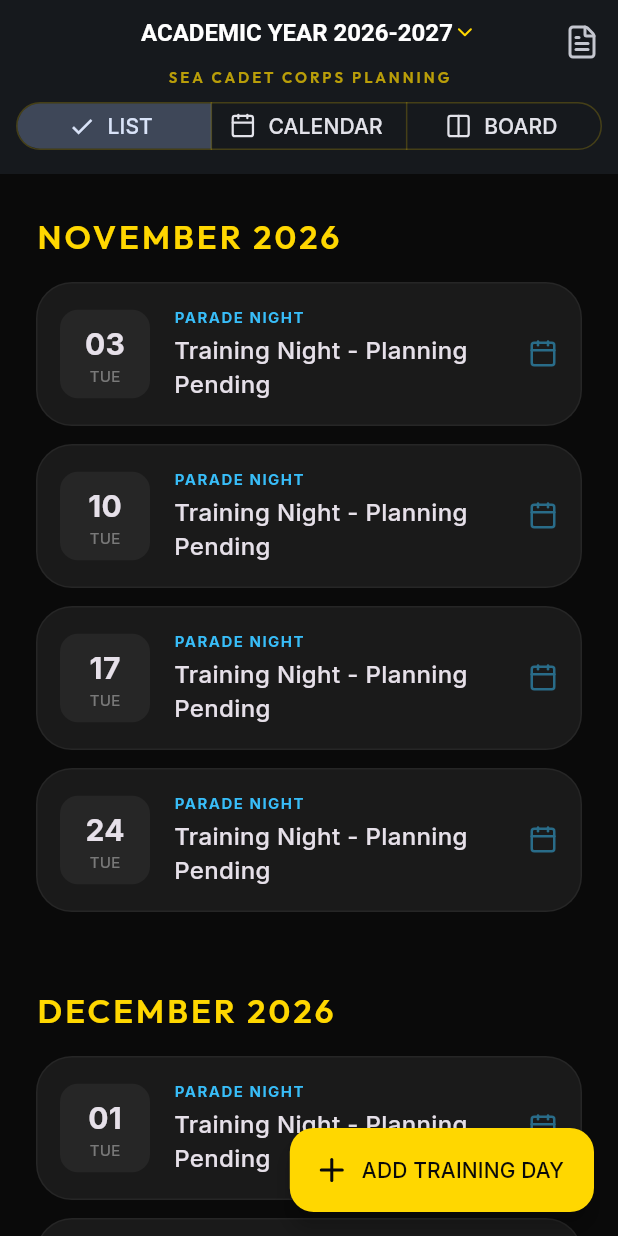
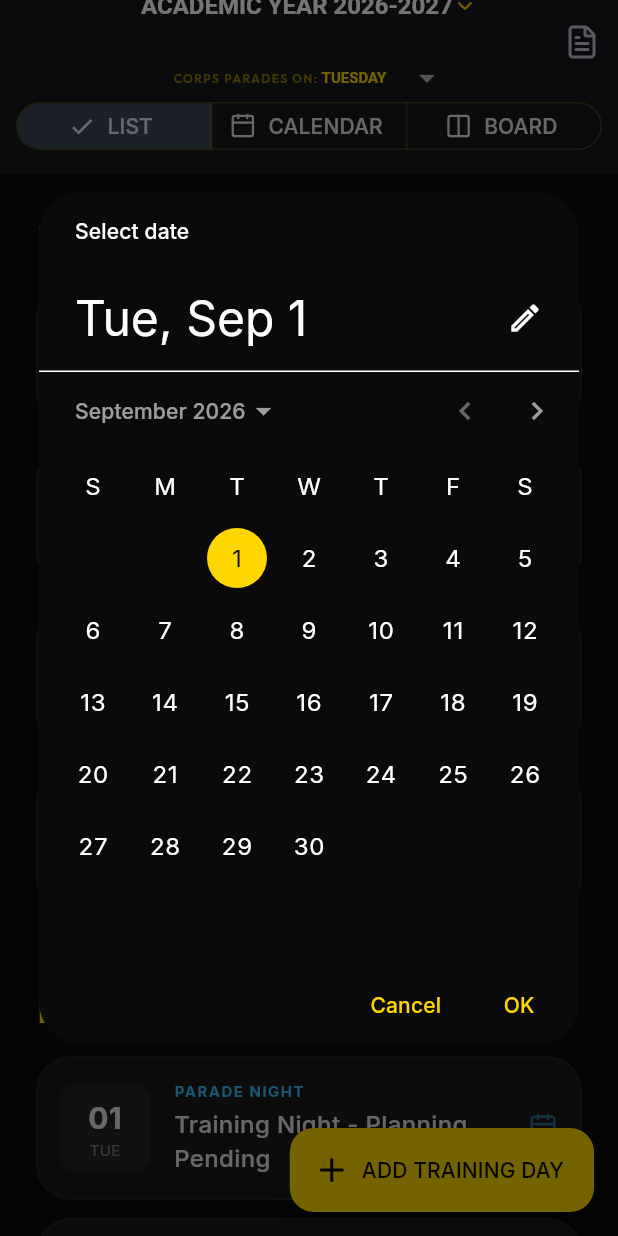
Before and after one commit to jonh2oman/training-officer-tool, a Flutter app: the screen it shows after launch, scrolled down 1152 dp, after a tap on "ADD TRAINING DAY", on a phone screen of 412 x 824 dp. Run offline on Flutter 3.47's test engine with Material 3 defaults, Android fonts, the phone set to English and light mode, and no system bars; our stand-ins replace flutter_riverpod, go_router, google_fonts, lucide_icons, pdf, printing and 1 more.

Commit message:
Feature: Parade Day Selection, Ad-Hoc Days, PDF Export, and Navigation Fix

```diff
--- a/lib/src/features/calendar/application/training_controller.dart
+++ b/lib/src/features/calendar/application/training_controller.dart
@@ -5,22 +5,26 @@ import 'training_storage.dart';
 class TrainingState {
   final List<TrainingSession> sessions;
   final int academicYear;
+  final int paradeWeekday; // 1 = Monday, 7 = Sunday
   final bool isLoading;
 
   TrainingState({
     this.sessions = const [],
     this.academicYear = 2026,
+    this.paradeWeekday = 2, // Default to Tuesday
     this.isLoading = false,
   });
 
   TrainingState copyWith({
     List<TrainingSession>? sessions,
     int? academicYear,
+    int? paradeWeekday,
     bool? isLoading,
   }) {
     return TrainingState(
       sessions: sessions ?? this.sessions,
       academicYear: academicYear ?? this.academicYear,
+      paradeWeekday: paradeWeekday ?? this.paradeWeekday,
       isLoading: isLoading ?? this.isLoading,
     );
   }
@@ -36,16 +40,22 @@ class TrainingController extends StateNotifier<TrainingState> {
     final savedSessions = await TrainingStorage.loadSessions();
 
     if (savedSessions != null && savedSessions.isNotEmpty) {
-      // Find the most recent year from saved sessions or stick to 2026
-      final year = savedSessions.first.date.month >= 9 ? savedSessions.first.date.year : savedSessions.first.date.year - 1;
-      state = state.copyWith(sessions: savedSessions, academicYear: year, isLoading: false);
+      // Find the most recent year and weekday from saved sessions
+      final first = savedSessions.first;
+      final year = first.date.month >= 9 ? first.date.year : first.date.year - 1;
+      state = state.copyWith(
+        sessions: savedSessions,
+        academicYear: year,
+        paradeWeekday: first.date.weekday,
+        isLoading: false,
+      );
     } else {
-      _initializeYear(state.academicYear);
+      _initializeYear(state.academicYear, state.paradeWeekday);
       state = state.copyWith(isLoading: false);
     }
   }
 
-  void _initializeYear(int startYear) {
+  void _initializeYear(int startYear, int weekday) {
     final startDate = DateTime(startYear, 9, 1);
     final endDate = DateTime(startYear + 1, 6, 30);
 
@@ -53,18 +63,29 @@ class TrainingController extends StateNotifier<TrainingState> {
     DateTime current = startDate;
 
     while (current.isBefore(endDate)) {
-      if (current.weekday == DateTime.tuesday) {
+      if (current.weekday == weekday) {
         sessions.add(TrainingSession(date: current, type: SessionType.paradeNight));
       }
       current = current.add(const Duration(days: 1));
     }
 
-    state = state.copyWith(sessions: sessions, academicYear: startYear);
+    state = state.copyWith(sessions: sessions, academicYear: startYear, paradeWeekday: weekday);
     _save();
   }
 
   void setAcademicYear(int year) {
-    _initializeYear(year);
+    _initializeYear(year, state.paradeWeekday);
+  }
+
+  void setParadeWeekday(int weekday) {
+    _initializeYear(state.academicYear, weekday);
+  }
+
+  void addAdHocSession(DateTime date, SessionType type) {
+    state = state.copyWith(
+      sessions: [...state.sessions, TrainingSession(date: date, type: type)]..sort((a, b) => a.date.compareTo(b.date)),
+    );
+    _save();
   }
 
   void assignLesson(String sessionId, Phase phase, int periodIndex, LessonSlot slot) {
--- a/lib/src/features/calendar/presentation/academic_calendar_screen.dart
+++ b/lib/src/features/calendar/presentation/academic_calendar_screen.dart
@@ -60,13 +60,34 @@ class _AcademicCalendarScreenState extends ConsumerState<AcademicCalendarScreen>
                     );
                   }).toList(),
                 ),
-                Text(
-                  'SEA CADET CORPS PLANNING',
-                  style: TextStyle(
-                    fontSize: 10,
-                    color: AppTheme.gold.withOpacity(0.7),
-                    letterSpacing: 2,
-                  ),
+                Row(
+                  children: [
+                    Text(
+                      'CORPS PARADES ON: ',
+                      style: TextStyle(fontSize: 8, color: AppTheme.gold.withOpacity(0.5), letterSpacing: 1),
+                    ),
+                    DropdownButton<int>(
+                      value: trainingState.paradeWeekday,
+                      dropdownColor: AppTheme.black,
+                      underline: const SizedBox(),
+                      dense: true,
+                      style: const TextStyle(color: AppTheme.gold, fontWeight: FontWeight.bold, fontSize: 10),
+                      onChanged: (day) {
+                        if (day != null) {
+                          ref.read(trainingProvider.notifier).setParadeWeekday(day);
+                        }
+                      },
+                      items: [
+                        const DropdownMenuItem(value: 1, child: Text('MONDAY')),
+                        const DropdownMenuItem(value: 2, child: Text('TUESDAY')),
+                        const DropdownMenuItem(value: 3, child: Text('WEDNESDAY')),
+                        const DropdownMenuItem(value: 4, child: Text('THURSDAY')),
+                        const DropdownMenuItem(value: 5, child: Text('FRIDAY')),
+                        const DropdownMenuItem(value: 6, child: Text('SATURDAY')),
+                        const DropdownMenuItem(value: 7, child: Text('SUNDAY')),
+                      ],
+                    ),
+                  ],
                 ),
               ],
             ),
@@ -101,7 +122,56 @@ class _AcademicCalendarScreenState extends ConsumerState<AcademicCalendarScreen>
       ),
       body: _buildCurrentView(trainingState, groupedSessions),
       floatingActionButton: FloatingActionButton.extended(
-        onPressed: () {}, // Add special day (Day Mode / Weekend)
+        onPressed: () async {
+          final DateTime? picked = await showDatePicker(
+            context: context,
+            initialDate: DateTime(trainingState.academicYear, 9, 1),
+            firstDate: DateTime(trainingState.academicYear, 9, 1),
+            lastDate: DateTime(trainingState.academicYear + 1, 6, 30),
+            builder: (context, child) {
+              return Theme(
+                data: Theme.of(context).copyWith(
+                  colorScheme: const ColorScheme.dark(
+                    primary: AppTheme.gold,
+                    onPrimary: AppTheme.black,
+                    surface: AppTheme.black,
+                    onSurface: Colors.white,
+                  ),
+                ),
+                child: child!,
+              );
+            },
+          );
+
+          if (picked != null && mounted) {
+            final type = await showDialog<SessionType>(
+              context: context,
+              builder: (context) => AlertDialog(
+                backgroundColor: AppTheme.black,
+                title: const Text('SESSION TYPE', style: TextStyle(color: AppTheme.gold)),
+                content: Column(
+                  mainAxisSize: MainAxisSize.min,
+                  children: [
+                    ListTile(
+                      leading: const Icon(LucideIcons.sun, color: AppTheme.dayColor),
+                      title: const Text('TRAINING DAY'),
+                      onTap: () => Navigator.pop(context, SessionType.trainingDay),
+                    ),
+                    ListTile(
+                      leading: const Icon(LucideIcons.tent, color: AppTheme.weekendColor),
+                      title: const Text('WEEKEND EXERCISE'),
+                      onTap: () => Navigator.pop(context, SessionType.weekend),
+                    ),
+                  ],
+                ),
+              ),
+            );
+
+            if (type != null) {
+              ref.read(trainingProvider.notifier).addAdHocSession(picked, type);
+            }
+          }
+        },
         icon: const Icon(LucideIcons.plus),
         label: const Text('ADD TRAINING DAY'),
         backgroundColor: AppTheme.gold,
@@ -198,7 +268,7 @@ class _AcademicCalendarScreenState extends ConsumerState<AcademicCalendarScreen>
             final session = dateMap[date];
 
             return InkWell(
-              onTap: session != null ? () => context.go('/planning/${session.id}') : null,
+              onTap: session != null ? () => context.push('/planning/${session.id}') : null,
               child: Container(
                 decoration: BoxDecoration(
                   color: session != null ? AppTheme.navy : Colors.white.withOpacity(0.02),
@@ -306,7 +376,7 @@ class _SessionCard extends StatelessWidget {
     return Card(
       margin: const EdgeInsets.only(bottom: 12),
       child: InkWell(
-        onTap: () => context.go('/planning/${session.id}'),
+        onTap: () => context.push('/planning/${session.id}'),
         borderRadius: BorderRadius.circular(24),
         child: Padding(
           padding: const EdgeInsets.all(16.0),
```
Also changed, not shown: lib/src/features/calendar/application/pdf_service.dart (added, +83 -0 lines), lib/src/features/calendar/presentation/planning_matrix_screen.dart (+8 -2 lines).
